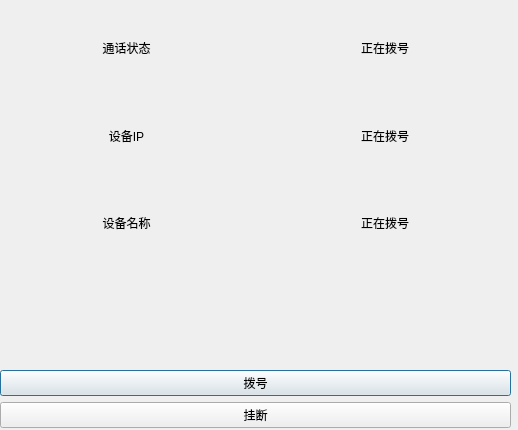
413180794/EPLRS_station, file UI/voiceWindows.ui: the form before one commit.
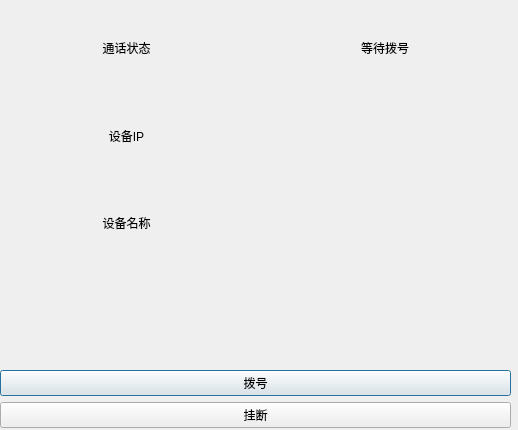
The form after the commit.

Commit message: 增加语音功能

```diff
--- a/UI/voiceWindows.ui
+++ b/UI/voiceWindows.ui
@@ -40,7 +40,7 @@
         <item>
          <widget class="QLabel" name="status_label">
           <property name="text">
-           <string>正在拨号</string>
+           <string>等待拨号</string>
           </property>
           <property name="alignment">
            <set>Qt::AlignCenter</set>
@@ -64,7 +64,7 @@
         <item>
          <widget class="QLabel" name="device_ip_label">
           <property name="text">
-           <string>正在拨号</string>
+           <string/>
           </property>
           <property name="alignment">
            <set>Qt::AlignCenter</set>
@@ -88,7 +88,7 @@
         <item>
          <widget class="QLabel" name="device_name_label">
           <property name="text">
-           <string>正在拨号</string>
+           <string/>
           </property>
           <property name="alignment">
            <set>Qt::AlignCenter</set>
```
